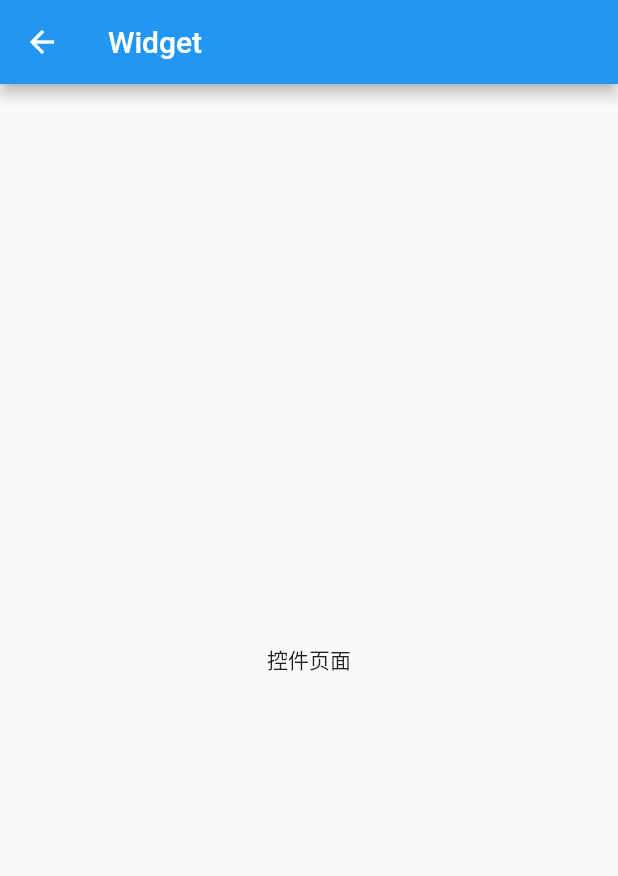
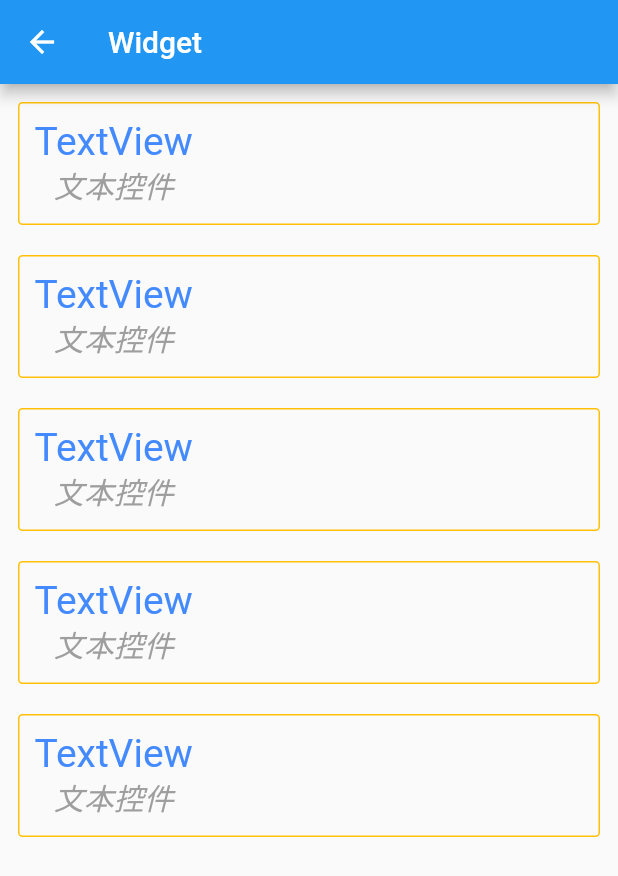
Before and after one commit to hylinslove/flutter_app, a Flutter app: the screen it shows after launch, after a tap on "控件", on a phone screen of 412 x 824 dp. Shown: the top 876 px of the screen. Run offline on Flutter 3.47's test engine with Material 2 defaults, Android fonts, the phone set to English and light mode, and no system bars.

Commit message:
list view builder，实现长列表

```diff
--- /dev/null
+++ b/lib/entity/widgetBean.dart
@@ -0,0 +1,11 @@
+import 'package:flutter/material.dart';
+
+class WidgetBean  {
+  String name;
+  String description;
+  IconData icon;
+
+  WidgetBean({this.name, this.description, this.icon});
+
+
+}
--- a/lib/page/WidgetPage.dart
+++ b/lib/page/WidgetPage.dart
@@ -1,26 +1,95 @@
 import 'package:flutter/material.dart';
+import 'package:flutter_app/entity/widgetBean.dart';
 
 class WidgetPage extends StatefulWidget {
+
+
   @override
   WidgetPageState createState() => WidgetPageState();
 }
 
 class WidgetPageState extends State<WidgetPage> {
+  List<WidgetBean> widgets;
   @override
   Widget build(BuildContext context) {
+    initWidgets();
+
     return Scaffold(
       appBar: AppBar(
         title: Text("Widget"),
       ),
-      body: Center(
-        child: Column(
-          mainAxisAlignment: MainAxisAlignment.center,
-          children: <Widget>[
-            Text('控件页面')
-
-          ],
-        ),
+      /**
+       * long list
+       */
+      body: ListView.builder(
+        padding: EdgeInsets.all(2),
+        itemCount: widgets.length,
+        itemBuilder: (context,index) {
+          return Container(
+            alignment: Alignment.topLeft,
+            margin: EdgeInsets.all(10),
+            padding: EdgeInsets.all(10),
+            decoration: BoxDecoration(
+              border: Border.all(
+                color: Colors.amber,
+                width: 1,
+              ),
+              borderRadius: BorderRadius.all(Radius.circular(3))
+            ),
+            child: Column(
+              mainAxisAlignment: MainAxisAlignment.start,
+              children: <Widget>[
+                Text(
+                  "${widgets[index].name}",
+                  style: TextStyle(
+                    fontSize: 26,
+                    color: Colors.blueAccent,
+                    fontWeight:FontWeight.w400,
+                  ),
+                ),
+                Text(
+                  "${widgets[index].description}",
+                  style: TextStyle(
+                    fontSize: 20,
+                    color: Colors.grey,
+                    fontStyle: FontStyle.italic
+                  ),
+                ),
+              ],
+            ),
+          );
+        },
       ),
     );
   }
+
+  void initWidgets() {
+    widgets = new List();
+    widgets.add(WidgetBean(
+      name: "TextView",
+      description: "文本控件",
+      icon: Icons.text_fields
+    ));
+    widgets.add(WidgetBean(
+        name: "TextView",
+        description: "文本控件",
+        icon: Icons.text_fields
+    ));
+    widgets.add(WidgetBean(
+        name: "TextView",
+        description: "文本控件",
+        icon: Icons.text_fields
+    ));
+    widgets.add(WidgetBean(
+        name: "TextView",
+        description: "文本控件",
+        icon: Icons.text_fields
+    ));
+    widgets.add(WidgetBean(
+        name: "TextView",
+        description: "文本控件",
+        icon: Icons.text_fields
+    ));
+
+  }
 }
```
